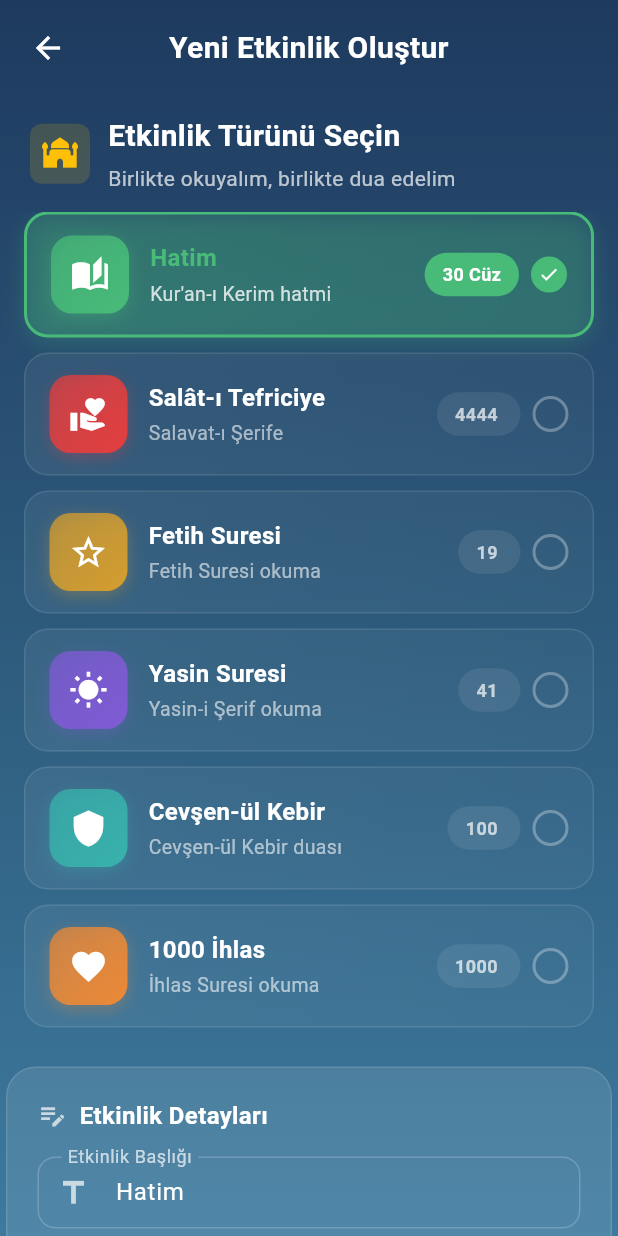
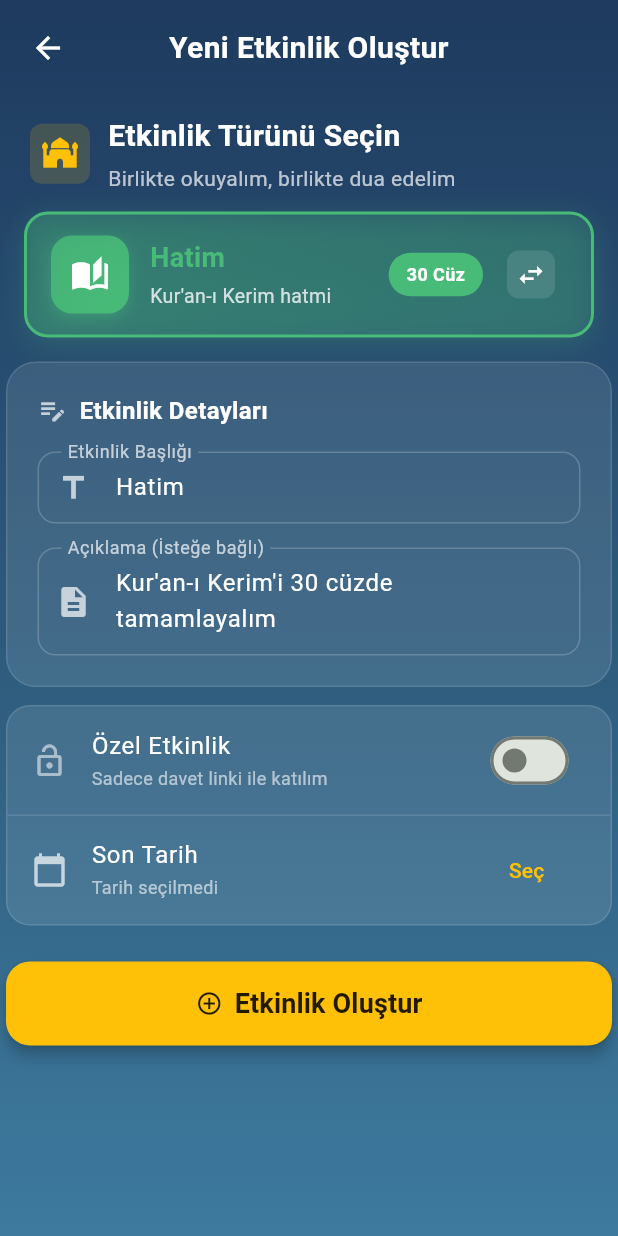
Before and after one commit to mr-dokur-QA/hayirhah, a Flutter app: the CreateGroupScreen screen opened directly, after a tap on "Hatim", on a phone screen of 412 x 824 dp. Run offline on Flutter 3.47's test engine with Material 3 defaults, Android fonts, the phone set to English and light mode, and no system bars; our stand-ins replace flutter_compass, geocoding, geolocator, google_sign_in, just_audio, permission_handler and 2 more; accounts and stored records are empty.

Commit message:
etkinlik ekrani tema degisti

```diff
--- a/lib/screens/group/create_group_screen.dart
+++ b/lib/screens/group/create_group_screen.dart
@@ -473,11 +473,157 @@ class _CreateGroupScreenState extends State<CreateGroupScreen> {
   }
 
   Widget _buildTemplateGrid() {
+    // Eğer bir şablon seçildiyse sadece onu göster
+    if (_selectedTemplate != null) {
+      final template = _templates[_selectedTemplate]!;
+      return _buildSelectedTemplateCard(_selectedTemplate!, template);
+    }
+
+    // Seçim yapılmadıysa tüm şablonları göster
     return Column(
       children: _templates.entries.map((entry) {
         final templateKey = entry.key;
         final template = entry.value;
-        final isSelected = _selectedTemplate == templateKey;
+        return _buildTemplateCard(templateKey, template);
+      }).toList(),
+    );
+  }
+
+  Widget _buildSelectedTemplateCard(String templateKey, Map<String, dynamic> template) {
+    return Column(
+      children: [
+        // Seçili etkinlik kartı
+        Container(
+          padding: const EdgeInsets.symmetric(horizontal: 16, vertical: 14),
+          decoration: BoxDecoration(
+            gradient: LinearGradient(
+              colors: [
+                template['color'].withAlpha(80),
+                template['color'].withAlpha(40),
+              ],
+              begin: Alignment.topLeft,
+              end: Alignment.bottomRight,
+            ),
+            border: Border.all(
+              color: template['color'],
+              width: 2,
+            ),
+            borderRadius: BorderRadius.circular(16),
+            boxShadow: [
+              BoxShadow(
+                color: template['color'].withAlpha(60),
+                blurRadius: 16,
+                offset: const Offset(0, 4),
+              ),
+            ],
+          ),
+          child: Row(
+            children: [
+              // Icon container
+              Container(
+                width: 52,
+                height: 52,
+                decoration: BoxDecoration(
+                  gradient: LinearGradient(
+                    colors: [
+                      template['color'].withAlpha(200),
+                      template['color'],
+                    ],
+                    begin: Alignment.topLeft,
+                    end: Alignment.bottomRight,
+                  ),
+                  borderRadius: BorderRadius.circular(14),
+                  boxShadow: [
+                    BoxShadow(
+                      color: template['color'].withAlpha(100),
+                      blurRadius: 8,
+                      offset: const Offset(0, 3),
+                    ),
+                  ],
+                ),
+                child: Icon(
+                  template['icon'],
+                  size: 26,
+                  color: Colors.white,
+                ),
+              ),
+              const SizedBox(width: 14),
+              // Text content
+              Expanded(
+                child: Column(
+                  crossAxisAlignment: CrossAxisAlignment.start,
+                  children: [
+                    Text(
+                      template['title'],
+                      style: TextStyle(
+                        fontSize: 18,
+                        fontWeight: FontWeight.bold,
+                        color: template['color'],
+                      ),
+                    ),
+                    const SizedBox(height: 3),
+                    Text(
+                      _getShortDescription(templateKey),
+                      style: TextStyle(
+                        fontSize: 13,
+                        color: Colors.white.withAlpha(200),
+                      ),
+                    ),
+                  ],
+                ),
+              ),
+              // Count badge
+              Container(
+                padding: const EdgeInsets.symmetric(horizontal: 12, vertical: 6),
+                decoration: BoxDecoration(
+                  color: template['color'],
+                  borderRadius: BorderRadius.circular(20),
+                ),
+                child: Text(
+                  template['count'] > 0
+                      ? '${template['count']} ${templateKey == 'hatim' ? 'Cüz' : ''}'
+                      : 'Özel',
+                  style: const TextStyle(
+                    fontSize: 12,
+                    fontWeight: FontWeight.bold,
+                    color: Colors.white,
+                  ),
+                ),
+              ),
+              const SizedBox(width: 8),
+              // Değiştir butonu
+              IconButton(
+                onPressed: () {
+                  setState(() {
+                    _selectedTemplate = null;
+                    _titleController.clear();
+                    _descriptionController.clear();
+                  });
+                },
+                icon: Container(
+                  padding: const EdgeInsets.all(6),
+                  decoration: BoxDecoration(
+                    color: Colors.white.withAlpha(30),
+                    borderRadius: BorderRadius.circular(8),
+                  ),
+                  child: const Icon(
+                    Icons.swap_horiz,
+                    size: 20,
+                    color: Colors.white,
+                  ),
+                ),
+                tooltip: 'Etkinlik Değiştir',
+              ),
+            ],
+          ),
+        ),
+      ],
+    );
+  }
+
+  Widget _buildTemplateCard(String templateKey, Map<String, dynamic> template) {
+    // Her etkinlik için hafif farklı arka plan tonu
+    final bgAlpha = _getBackgroundAlpha(templateKey);
 
     return Padding(
       padding: const EdgeInsets.only(bottom: 10),
@@ -489,39 +635,22 @@ class _CreateGroupScreenState extends State<CreateGroupScreen> {
             _descriptionController.text = template['description'];
           });
         },
-            child: AnimatedContainer(
-              duration: const Duration(milliseconds: 200),
+        child: Container(
           padding: const EdgeInsets.symmetric(horizontal: 16, vertical: 14),
           decoration: BoxDecoration(
             gradient: LinearGradient(
-                  colors: isSelected
-                      ? [
-                          template['color'].withAlpha(60),
-                          template['color'].withAlpha(30),
-                        ]
-                      : [
-                          Colors.white.withAlpha(15),
-                          Colors.white.withAlpha(8),
+              colors: [
+                template['color'].withAlpha(bgAlpha),
+                template['color'].withAlpha(bgAlpha ~/ 2),
               ],
               begin: Alignment.centerLeft,
               end: Alignment.centerRight,
             ),
             border: Border.all(
-                  color: isSelected
-                      ? template['color']
-                      : Colors.white.withAlpha(25),
-                  width: isSelected ? 2 : 1,
+              color: template['color'].withAlpha(60),
+              width: 1,
             ),
             borderRadius: BorderRadius.circular(16),
-                boxShadow: isSelected
-                    ? [
-                        BoxShadow(
-                          color: template['color'].withAlpha(60),
-                          blurRadius: 12,
-                          offset: const Offset(0, 4),
-                        ),
-                      ]
-                    : null,
           ),
           child: Row(
             children: [
@@ -561,10 +690,10 @@ class _CreateGroupScreenState extends State<CreateGroupScreen> {
                   children: [
                     Text(
                       template['title'],
-                          style: TextStyle(
+                      style: const TextStyle(
                         fontSize: 16,
                         fontWeight: FontWeight.bold,
-                            color: isSelected ? template['color'] : Colors.white,
+                        color: Colors.white,
                       ),
                     ),
                     const SizedBox(height: 3),
@@ -572,9 +701,7 @@ class _CreateGroupScreenState extends State<CreateGroupScreen> {
                       _getShortDescription(templateKey),
                       style: TextStyle(
                         fontSize: 13,
-                            color: isSelected
-                                ? Colors.white.withAlpha(200)
-                                : Colors.white.withAlpha(150),
+                        color: Colors.white.withAlpha(180),
                       ),
                     ),
                   ],
@@ -584,10 +711,11 @@ class _CreateGroupScreenState extends State<CreateGroupScreen> {
               Container(
                 padding: const EdgeInsets.symmetric(horizontal: 12, vertical: 6),
                 decoration: BoxDecoration(
-                      color: isSelected
-                          ? template['color']
-                          : Colors.white.withAlpha(20),
+                  color: template['color'].withAlpha(50),
                   borderRadius: BorderRadius.circular(20),
+                  border: Border.all(
+                    color: template['color'].withAlpha(100),
+                  ),
                 ),
                 child: Text(
                   template['count'] > 0
@@ -596,35 +724,42 @@ class _CreateGroupScreenState extends State<CreateGroupScreen> {
                   style: TextStyle(
                     fontSize: 12,
                     fontWeight: FontWeight.bold,
-                        color: isSelected ? Colors.white : Colors.white70,
+                    color: template['color'],
                   ),
                 ),
               ),
               const SizedBox(width: 8),
-                  // Selection indicator
-                  AnimatedContainer(
-                    duration: const Duration(milliseconds: 200),
-                    width: 24,
-                    height: 24,
-                    decoration: BoxDecoration(
-                      shape: BoxShape.circle,
-                      color: isSelected ? template['color'] : Colors.transparent,
-                      border: Border.all(
-                        color: isSelected ? template['color'] : Colors.white30,
-                        width: 2,
-                      ),
-                    ),
-                    child: isSelected
-                        ? const Icon(Icons.check, size: 14, color: Colors.white)
-                        : null,
+              // Arrow icon
+              Icon(
+                Icons.arrow_forward_ios,
+                size: 16,
+                color: template['color'].withAlpha(180),
               ),
             ],
           ),
         ),
       ),
     );
-      }).toList(),
-    );
+  }
+
+  int _getBackgroundAlpha(String templateKey) {
+    // Her etkinlik için farklı arka plan yoğunluğu
+    switch (templateKey) {
+      case 'hatim':
+        return 35;
+      case 'tefriciye':
+        return 30;
+      case 'fetih':
+        return 32;
+      case 'yasin':
+        return 28;
+      case 'cevsen':
+        return 30;
+      case '1000_ihlas':
+        return 33;
+      default:
+        return 25;
+    }
   }
 
   String _getShortDescription(String templateKey) {
```
Lines whose indentation alone changed are shown as unchanged.
